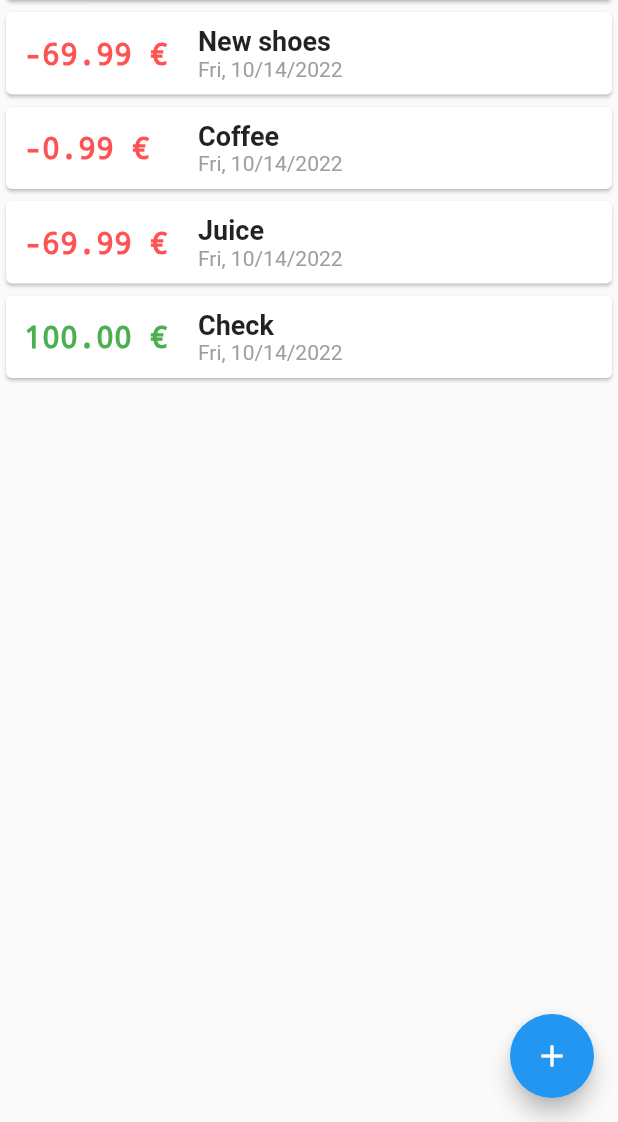
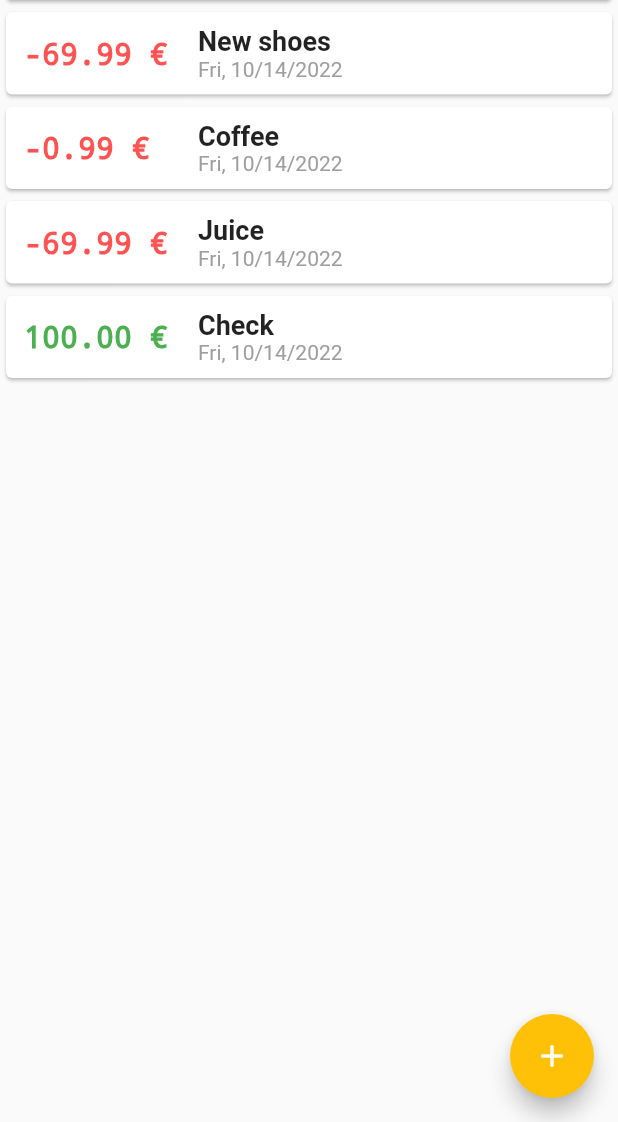
Before and after one commit to niktekusho/personal_expenses, a Flutter app: the screen it shows after launch, on a phone screen of 412 x 824 dp, the part 114-1236 px from its top. Run offline on Flutter 3.47's test engine with Material 2 defaults, Android fonts, the phone set to English and light mode, and no system bars.

Commit message:
Defines accent color in the app theme

```diff
--- a/lib/main.dart
+++ b/lib/main.dart
@@ -7,15 +7,18 @@ void main() {
   runApp(const PersonalExpensesApp());
 }
 
+const _appTitle = 'Personal Expenses';
+
 class PersonalExpensesApp extends StatelessWidget {
   const PersonalExpensesApp({super.key});
 
   @override
   Widget build(BuildContext context) {
     return MaterialApp(
-      title: 'Flutter Demo',
+      title: _appTitle,
       theme: ThemeData(
-        primarySwatch: Colors.blue,
+        colorScheme: ColorScheme.fromSwatch(primarySwatch: Colors.blue)
+            .copyWith(secondary: Colors.amber),
       ),
       home: ExpensesMainPage(),
     );
@@ -63,7 +66,7 @@ class _ExpensesMainPageState extends State<ExpensesMainPage> {
   Widget build(BuildContext context) {
     return Scaffold(
       appBar: AppBar(
-        title: const Text('Personal Expenses'),
+        title: const Text(_appTitle),
         actions: [
           IconButton(
             onPressed: () => _openNewTransactionForm(context),
--- a/lib/widgets/transaction_list.dart
+++ b/lib/widgets/transaction_list.dart
@@ -38,6 +38,7 @@ class TransactionList extends StatelessWidget {
                 style: TextStyle(
                   fontSize: 18,
                   fontWeight: FontWeight.bold,
+                  // color: Theme.of(ctx).primaryColorDark,
                 ),
               ),
               Text(
```
